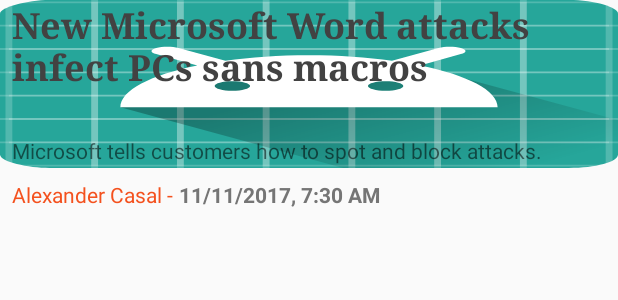
After one commit to alexandercasal/android-basics-news-project, an Android app: the layout list_item_news.xml on its own in the app's theme, with its tools: preview values and no code run, on a phone screen of 412 x 824 dp. The commit adds this screen. Shown: the top 300 px of the screen. Run offline under Robolectric (Android 15) with nearby library versions, the phone set to English and light mode, and no system bars.

Commit message:
Added news article list item layout
- Updated colors.xml with headline and secondary text colors
- Updated strings.xml with article image content description
- Updated AppTheme in styles.xml with NoActionBar parent theme
- Imported RecyclerView in build.gradle
- Added Toolbar and Recyclerview to activity_main.xml
- Created news article list item layout in list_item_news.xml

```diff
--- a/app/build.gradle
+++ b/app/build.gradle
@@ -30,4 +30,5 @@ dependencies {
     testImplementation 'junit:junit:4.12'
     androidTestImplementation 'com.android.support.test:runner:1.0.1'
     androidTestImplementation 'com.android.support.test.espresso:espresso-core:3.0.1'
+    implementation 'com.android.support:recyclerview-v7:26.1.0'
 }
--- a/app/src/main/res/layout/activity_main.xml
+++ b/app/src/main/res/layout/activity_main.xml
@@ -6,13 +6,26 @@
     android:layout_height="match_parent"
     tools:context="com.alexander.udacity.technews.controller.MainActivity">
 
-    <TextView
-        android:layout_width="wrap_content"
-        android:layout_height="wrap_content"
-        android:text="Hello World!"
+    <android.support.v7.widget.Toolbar
+        android:id="@+id/toolbar_main"
+        android:layout_width="match_parent"
+        android:layout_height="?attr/actionBarSize"
+        android:background="@color/colorPrimary"
+        android:elevation="4dp"
+        android:theme="@style/ThemeOverlay.AppCompat.ActionBar"
+        app:layout_constraintEnd_toEndOf="parent"
+        app:layout_constraintStart_toStartOf="parent"
+        app:layout_constraintTop_toTopOf="parent"
+        app:popupTheme="@style/ThemeOverlay.AppCompat.Light"
+        app:title="@string/app_name"
+        app:titleTextColor="@android:color/white" />
+
+    <android.support.v7.widget.RecyclerView
+        android:id="@+id/list_news_feeds"
+        android:layout_width="0dp"
+        android:layout_height="0dp"
         app:layout_constraintBottom_toBottomOf="parent"
-        app:layout_constraintLeft_toLeftOf="parent"
-        app:layout_constraintRight_toRightOf="parent"
-        app:layout_constraintTop_toTopOf="parent" />
-
+        app:layout_constraintEnd_toEndOf="parent"
+        app:layout_constraintStart_toStartOf="parent"
+        app:layout_constraintTop_toBottomOf="@+id/toolbar_main"/>
 </android.support.constraint.ConstraintLayout>
--- /dev/null
+++ b/app/src/main/res/layout/list_item_news.xml
@@ -0,0 +1,76 @@
+<?xml version="1.0" encoding="utf-8"?>
+<android.support.constraint.ConstraintLayout xmlns:android="http://schemas.android.com/apk/res/android"
+    xmlns:app="http://schemas.android.com/apk/res-auto"
+    xmlns:tools="http://schemas.android.com/tools"
+    android:layout_width="match_parent"
+    android:layout_height="wrap_content">
+
+    <ImageView
+        android:id="@+id/image_article"
+        android:layout_width="0dp"
+        android:layout_height="112dp"
+        android:background="@mipmap/ic_launcher_round"
+        android:contentDescription="@string/article_image"
+        android:scaleType="centerCrop"
+        app:layout_constraintEnd_toEndOf="parent"
+        app:layout_constraintStart_toStartOf="parent"
+        app:layout_constraintTop_toTopOf="parent" />
+
+    <TextView
+        android:id="@+id/label_publish_time"
+        android:layout_width="wrap_content"
+        android:layout_height="wrap_content"
+        android:layout_marginStart="4dp"
+        android:layout_marginTop="8dp"
+        android:textColor="@color/textSecondary"
+        android:textStyle="bold"
+        app:layout_constraintStart_toEndOf="@+id/label_author"
+        app:layout_constraintTop_toBottomOf="@+id/image_article"
+        tools:text="11/11/2017, 7:30 AM" />
+
+    <TextView
+        android:id="@+id/label_author"
+        android:layout_width="wrap_content"
+        android:layout_height="wrap_content"
+        android:layout_marginStart="8dp"
+        android:layout_marginTop="8dp"
+        android:textColor="@color/colorPrimary"
+        app:layout_constraintStart_toStartOf="parent"
+        app:layout_constraintTop_toBottomOf="@+id/image_article"
+        tools:text="Alexander Casal -" />
+
+    <TextView
+        android:id="@+id/label_article_title"
+        android:layout_width="0dp"
+        android:layout_height="wrap_content"
+        android:layout_marginEnd="8dp"
+        android:layout_marginStart="8dp"
+        android:ellipsize="end"
+        android:fontFamily="serif"
+        android:maxLines="2"
+        android:textColor="@color/textHeadline"
+        android:textSize="24sp"
+        android:textStyle="bold"
+        app:layout_constraintEnd_toEndOf="parent"
+        app:layout_constraintHorizontal_bias="0.0"
+        app:layout_constraintStart_toStartOf="parent"
+        tools:layout_editor_absoluteY="147dp"
+        tools:text="New Microsoft Word attacks infect PCs sans macros" />
+
+    <TextView
+        android:id="@+id/label_article_description"
+        android:layout_width="wrap_content"
+        android:layout_height="wrap_content"
+        android:layout_marginBottom="8dp"
+        android:layout_marginEnd="8dp"
+        android:layout_marginStart="8dp"
+        android:layout_marginTop="8dp"
+        android:ellipsize="end"
+        android:maxLines="3"
+        app:layout_constraintBottom_toBottomOf="parent"
+        app:layout_constraintEnd_toEndOf="parent"
+        app:layout_constraintHorizontal_bias="0.0"
+        app:layout_constraintStart_toStartOf="parent"
+        app:layout_constraintTop_toBottomOf="@+id/label_article_title"
+        tools:text="Microsoft tells customers how to spot and block attacks." />
+</android.support.constraint.ConstraintLayout>
--- a/app/src/main/res/values/colors.xml
+++ b/app/src/main/res/values/colors.xml
@@ -1,6 +1,8 @@
 <?xml version="1.0" encoding="utf-8"?>
 <resources>
-    <color name="colorPrimary">#3F51B5</color>
-    <color name="colorPrimaryDark">#303F9F</color>
-    <color name="colorAccent">#FF4081</color>
+    <color name="colorPrimary">#f4511e</color>
+    <color name="colorPrimaryDark">#BF360C</color>
+    <color name="colorAccent">#81C784</color>
+    <color name="textSecondary">#757575</color>
+    <color name="textHeadline">#424242</color>
 </resources>
--- a/app/src/main/res/values/strings.xml
+++ b/app/src/main/res/values/strings.xml
@@ -1,3 +1,4 @@
 <resources>
     <string name="app_name">Tech News</string>
+    <string name="article_image">Article Image</string>
 </resources>
--- a/app/src/main/res/values/styles.xml
+++ b/app/src/main/res/values/styles.xml
@@ -1,7 +1,7 @@
 <resources>
 
     <!-- Base application theme. -->
-    <style name="AppTheme" parent="Theme.AppCompat.Light.DarkActionBar">
+    <style name="AppTheme" parent="Theme.AppCompat.Light.NoActionBar">
         <!-- Customize your theme here. -->
         <item name="colorPrimary">@color/colorPrimary</item>
         <item name="colorPrimaryDark">@color/colorPrimaryDark</item>
```
